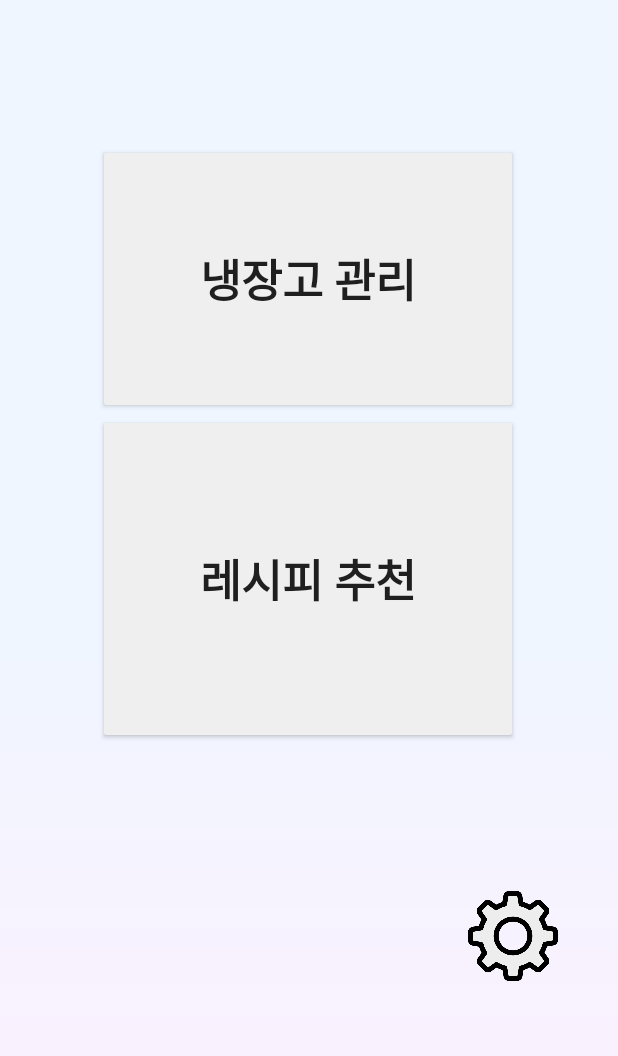
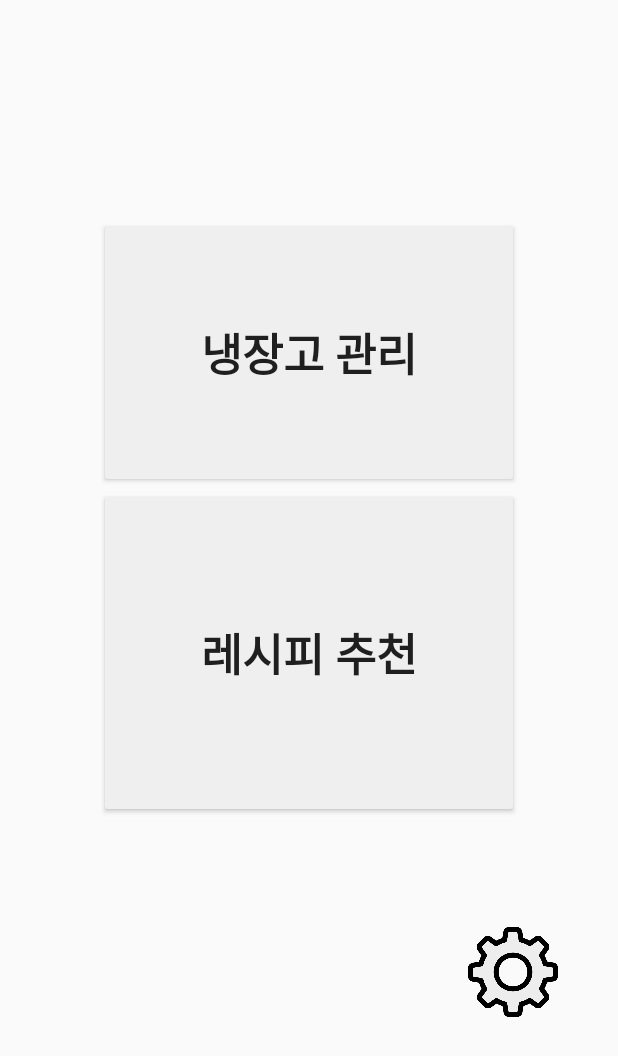
Before and after one commit to kminzy/Myfi, an Android app: the MainActivity screen opened directly, with no data from a screen before it, on a phone screen of 412 x 824 dp. Shown: the top 1056 px of the screen. Run offline under Robolectric (Android 15) with nearby library versions, the phone set to English and light mode, and no system bars; 2 statements that could not run were skipped.

Commit message:
Layout Changes

```diff
--- a/app/src/main/java/com/MyFi/MyFridge/ViewIngredientActivity.java
+++ b/app/src/main/java/com/MyFi/MyFridge/ViewIngredientActivity.java
@@ -171,7 +171,6 @@ public class ViewIngredientActivity extends AppCompatActivity {
                 //TODO:재료 정보를 가져오기 위한 액티비티 연결
                 Intent intent = new Intent(ViewIngredientActivity.this, AddIngredientActivity.class);
                 startActivity(intent);
-                finish();
             }
         });
 
--- a/app/src/main/java/com/MyFi/MyFridge/ViewRecipeActivity.java
+++ b/app/src/main/java/com/MyFi/MyFridge/ViewRecipeActivity.java
@@ -10,6 +10,7 @@ import android.net.Uri;
 import android.os.Bundle;
 import android.view.View;
 import android.widget.Button;
+import android.widget.ImageButton;
 import android.widget.ImageView;
 import android.widget.TextView;
 import android.widget.Toast;
@@ -116,7 +117,7 @@ public class ViewRecipeActivity extends AppCompatActivity {
             }
         });
 
-        final Button hateButton = findViewById(R.id.hate_button);
+        final ImageButton hateButton = findViewById(R.id.hate_button);
         hateButton.setOnClickListener(new Button.OnClickListener() {
             @Override
             public void onClick(View v) {
--- a/app/src/main/res/layout/activity_main.xml
+++ b/app/src/main/res/layout/activity_main.xml
@@ -1,32 +1,31 @@
 <?xml version="1.0" encoding="utf-8"?>
-<androidx.constraintlayout.widget.ConstraintLayout xmlns:android="http://schemas.android.com/apk/res/android"
-    xmlns:app="http://schemas.android.com/apk/res-auto"
+<LinearLayout xmlns:android="http://schemas.android.com/apk/res/android"
     xmlns:tools="http://schemas.android.com/tools"
     android:layout_width="match_parent"
     android:layout_height="match_parent"
-    tools:context=".MainActivity"
-    android:background="@drawable/background">
+    android:orientation="vertical"
+    tools:context=".MainActivity">
 
-    <androidx.constraintlayout.widget.Guideline
-        android:id="@+id/guideline"
-        android:layout_width="wrap_content"
+
+    <View
+        android:layout_width="0dp"
+        android:layout_height="0dp"
+        android:layout_weight="2"/>
+
+    <LinearLayout
+        android:layout_width="match_parent"
         android:layout_height="wrap_content"
-        android:orientation="horizontal"
-        app:layout_constraintGuide_begin="496dp" />
+        android:gravity="center"
+        android:orientation="vertical">
 
         <Button
             android:id="@+id/setFridge"
             android:layout_width="280dp"
             android:layout_height="180dp"
-        android:layout_marginTop="96dp"
             android:text="냉장고 관리"
             android:textSize="30sp"
             android:textStyle="bold"
-        android:backgroundTint="#EFEFEF"
-        app:layout_constraintEnd_toEndOf="parent"
-        app:layout_constraintHorizontal_bias="0.496"
-        app:layout_constraintStart_toStartOf="parent"
-        app:layout_constraintTop_toTopOf="parent" />
+            android:backgroundTint="#EFEFEF"/>
 
         <Button
             android:id="@+id/viewRecipe"
@@ -35,23 +34,25 @@
             android:text="레시피 추천"
             android:textSize="30sp"
             android:textStyle="bold"
-        android:backgroundTint="#EFEFEF"
-        app:layout_constraintBottom_toTopOf="@+id/guideline"
-        app:layout_constraintEnd_toEndOf="parent"
-        app:layout_constraintHorizontal_bias="0.496"
-        app:layout_constraintStart_toStartOf="parent"
-        app:layout_constraintTop_toBottomOf="@+id/setFridge"
-        app:layout_constraintVertical_bias="0.0" />
+            android:backgroundTint="#EFEFEF"/>
+    </LinearLayout>
+
+    <View
+        android:layout_width="0dp"
+        android:layout_height="0dp"
+        android:layout_weight="1"/>
 
     <ImageButton
         android:id="@+id/settings"
         android:layout_width="60dp"
         android:layout_height="60dp"
+        android:layout_gravity="right"
         android:layout_marginEnd="40dp"
         android:background="@drawable/settings2"
-        android:contentDescription="설정"
-        app:layout_constraintBottom_toBottomOf="parent"
-        app:layout_constraintEnd_toEndOf="parent"
-        app:layout_constraintTop_toTopOf="@+id/guideline"
-        app:layout_constraintVertical_bias="0.365" />
-</androidx.constraintlayout.widget.ConstraintLayout>
+        android:contentDescription="설정"/>
+
+    <View
+        android:layout_width="0dp"
+        android:layout_height="0dp"
+        android:layout_weight="2"/>
+</LinearLayout>
--- a/app/src/main/res/layout/recipe_item.xml
+++ b/app/src/main/res/layout/recipe_item.xml
@@ -27,8 +27,8 @@
                 android:layout_width="wrap_content"
                 android:layout_height="wrap_content"
                 android:layout_alignBottom="@id/recipePic"
-                android:layout_alignLeft="@id/recipePic"
-                android:layout_alignRight="@id/recipePic"
+                android:layout_alignStart="@id/recipePic"
+                android:layout_alignEnd="@id/recipePic"
                 android:layout_alignTop="@id/recipePic"
                 android:gravity="center"
                 android:text="음 식 명"
```
Also changed, not shown: app/src/main/java/com/MyFi/MyFridge/AddIngredientActivity.java (+7 -0 lines), app/src/main/res/layout/activity_add_ingredient.xml (+36 -11 lines), app/src/main/res/layout/activity_initial_setting.xml (+22 -4 lines), app/src/main/res/layout/activity_view_ingredient.xml (+28 -38 lines), app/src/main/res/layout/activity_view_recipe.xml (+39 -66 lines), app/src/main/res/layout/ingredient_item.xml (+24 -22 lines), app/src/main/res/drawable/hate.png (added). Lines whose indentation alone changed are shown as unchanged.
